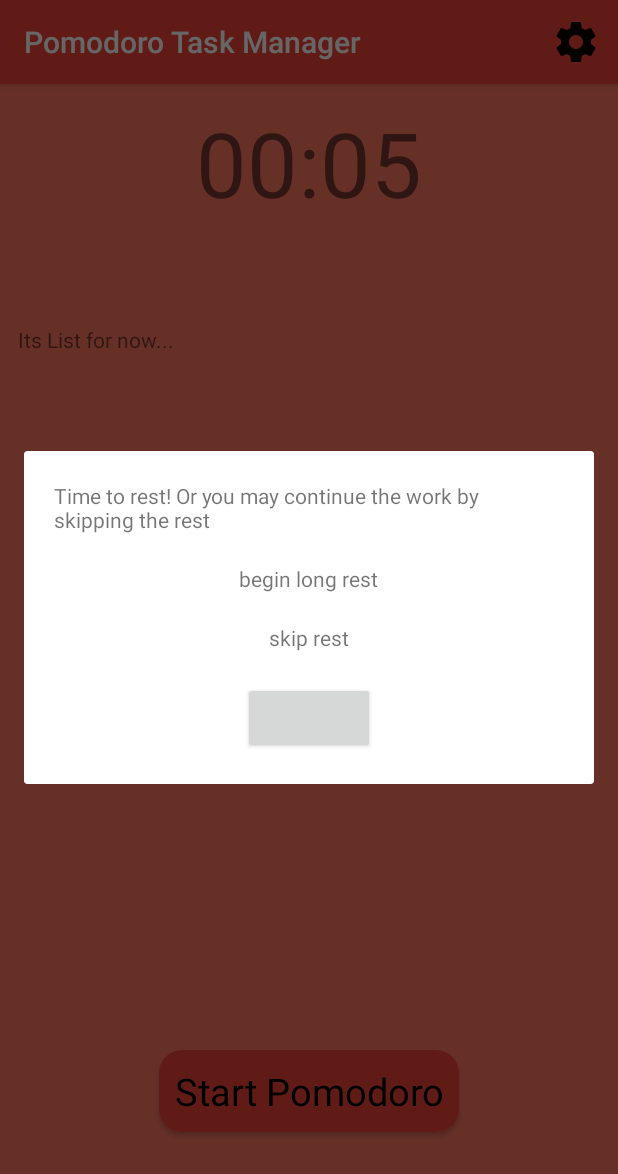
After one commit to Asangin/PomodoroApp, an Android app: the fragment RestDialogFragment placed in its activity, on a phone screen of 412 x 824 dp. The commit adds this screen. Shown: the top 1174 px of the screen. Run offline under Robolectric (Android 15) with nearby library versions, the phone set to English and light mode, and no system bars.

Commit message:
make the cycle of pomodoro

```diff
--- a/app/src/main/java/com/studio/skryl/pomodoroapplication/utils/Constants.java
+++ b/app/src/main/java/com/studio/skryl/pomodoroapplication/utils/Constants.java
@@ -4,4 +4,9 @@ public final class Constants {
     public static final String BROADCAST_ACTION_TIMER = "com.studio.skryl.pomodoroapplication.timer";
     public static final String TIMER_BACKGROUND_VALUE = "timer_background_value";
     public static final String TAG = "myLogs";
+    public static final String STAGE_VALUE = "stage";
+    public static final String REST_DIALOG = "restDiag";
+    public static final String WORK_DIALOG = "workDiag";
+    public static final String BROADCAST_DIALOG = "broadcast_dialog";
+    public static final String NOTIFICATION_ID = "notification_id";
 }
--- a/app/src/main/java/com/studio/skryl/pomodoroapplication/utils/NotificationUtils.java
+++ b/app/src/main/java/com/studio/skryl/pomodoroapplication/utils/NotificationUtils.java
@@ -80,6 +80,6 @@ public class NotificationUtils {
                 .setContentIntent(notificationPendingIntent);
 
         manager.notify(lastId, processNotificationBuilder.build()); // отображаем его пользователю.
-        return lastId++; //TODO maybe delete autoincrement?
+        return lastId++;
     }
 }
--- /dev/null
+++ b/app/src/main/java/com/studio/skryl/pomodoroapplication/view/DialogEventListener.java
@@ -0,0 +1,8 @@
+package com.studio.skryl.pomodoroapplication.view;
+
+public interface DialogEventListener {
+    void workEvent();
+    void restEvent();
+    void longRestEvent();
+
+}
--- /dev/null
+++ b/app/src/main/java/com/studio/skryl/pomodoroapplication/view/RestDialogFragment.java
@@ -0,0 +1,69 @@
+package com.studio.skryl.pomodoroapplication.view;
+
+import android.content.Context;
+import android.os.Bundle;
+import android.support.annotation.NonNull;
+import android.support.annotation.Nullable;
+import android.support.v4.app.DialogFragment;
+import android.util.Log;
+import android.view.LayoutInflater;
+import android.view.View;
+import android.view.ViewGroup;
+import android.widget.Button;
+import android.widget.TextView;
+
+import com.studio.skryl.pomodoroapplication.R;
+import com.studio.skryl.pomodoroapplication.utils.Constants;
+
+public class RestDialogFragment extends DialogFragment implements View.OnClickListener{
+
+    DialogEventListener listener;
+
+    TextView longRestText;
+    TextView skipRestText;
+    Button restBtn;
+
+    @Override
+    public void onAttach(Context context) {
+        super.onAttach(context);
+        try {
+            listener = (DialogEventListener) context;
+        } catch (ClassCastException ex) {
+            throw new ClassCastException(context.toString() + "must implement DialogEventListaner interface");
+        }
+    }
+
+    @Nullable
+    @Override
+    public View onCreateView(@NonNull LayoutInflater inflater, @Nullable ViewGroup container, @Nullable Bundle savedInstanceState) {
+        Log.d(Constants.TAG, "RestDialogFragment. onCreateView.");
+        View root = inflater.inflate(R.layout.rest_dialog_fragment, null);
+        longRestText = root.findViewById(R.id.long_rest);
+        skipRestText = root.findViewById(R.id.skip_rest);
+        restBtn = root.findViewById(R.id.rest_btn);
+        longRestText.setOnClickListener(this);
+        skipRestText.setOnClickListener(this);
+        restBtn.setOnClickListener(this);
+
+        return root;
+    }
+
+    @Override
+    public void onClick(View view) {
+        switch (view.getId()) {
+            case R.id.rest_btn:
+                listener.restEvent();
+                dismiss();
+                break;
+            case R.id.skip_rest:
+                listener.workEvent();
+                dismiss();
+                break;
+            case R.id.long_rest:
+                listener.longRestEvent();
+                dismiss();
+                break;
+        }
+
+    }
+}
--- /dev/null
+++ b/app/src/main/res/layout/rest_dialog_fragment.xml
@@ -0,0 +1,38 @@
+<?xml version="1.0" encoding="utf-8"?>
+<LinearLayout xmlns:android="http://schemas.android.com/apk/res/android"
+    android:layout_width="match_parent"
+    android:layout_height="match_parent"
+    android:orientation="vertical"
+    android:padding="10dp"
+    style="@style/PomoTheme">
+
+    <TextView
+        android:layout_width="wrap_content"
+        android:layout_height="wrap_content"
+        android:layout_gravity="center"
+        android:layout_margin="10dp"
+        android:text="@string/rest_dialog_txt"/>
+    <TextView
+        android:id="@+id/long_rest"
+        android:layout_width="wrap_content"
+        android:layout_height="wrap_content"
+        android:layout_gravity="center"
+        android:layout_margin="10dp"
+        android:text="@string/begin_long_rest"
+        android:clickable="true"/>
+    <TextView
+        android:id="@+id/skip_rest"
+        android:layout_width="wrap_content"
+        android:layout_height="wrap_content"
+        android:layout_gravity="center"
+        android:layout_margin="10dp"
+        android:text="@string/skip_rest"
+        android:clickable="true"/>
+    <Button
+        android:id="@+id/rest_btn"
+        android:layout_margin="10dp"
+        android:layout_gravity="center"
+        android:layout_width="wrap_content"
+        android:layout_height="wrap_content" />
+
+</LinearLayout>
--- a/app/src/main/res/values/strings.xml
+++ b/app/src/main/res/values/strings.xml
@@ -24,4 +24,7 @@
     <string name="txt_start_pomodoro">Start Pomodoro</string>
     <string name="txt_stop_rest">Stop Rest</string>
     <string name="settings">Settings</string>
+    <string name="begin_long_rest">begin long rest</string>
+    <string name="rest_dialog_txt">Time to rest! Or you may continue the work by skipping the rest</string>
+    <string name="skip_rest">skip rest</string>
 </resources>
```
Also changed, not shown: app/src/main/java/com/studio/skryl/pomodoroapplication/MainActivity.java (+77 -2 lines), app/src/main/java/com/studio/skryl/pomodoroapplication/backgrounds/TimerService.java (+22 -4 lines), app/src/main/java/com/studio/skryl/pomodoroapplication/utils/AppPreferences.java (+15 -13 lines), app/src/main/java/com/studio/skryl/pomodoroapplication/view/ButtonsFragment.java (+4 -18 lines), app/src/main/java/com/studio/skryl/pomodoroapplication/view/WorkDialogFragment.java (added, +51 -0 lines), app/src/main/res/layout/work_dialog_fragment.xml (added, +18 -0 lines).
